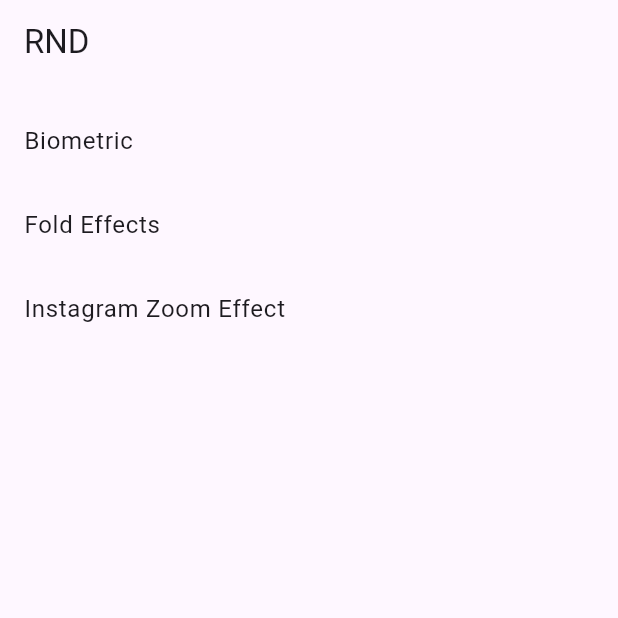
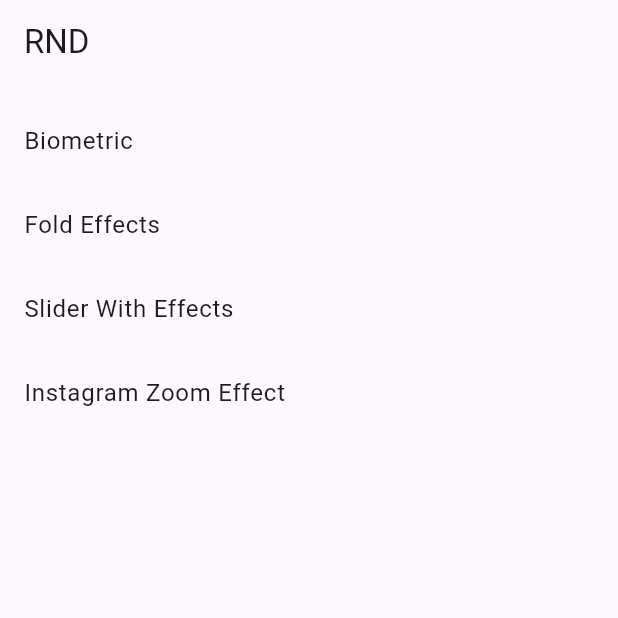
Before and after one commit to Anikshakya/RND, a Flutter app: the screen it shows after launch, on a phone screen of 412 x 824 dp, the top half of it. Run offline on Flutter 3.47's test engine with Material 3 defaults, Android fonts, the phone set to English and light mode, and no system bars; our stand-ins replace local_auth.

```diff
--- a/lib/src/data/pages_list.dart
+++ b/lib/src/data/pages_list.dart
@@ -12,6 +12,10 @@
     "page"   : const FoldListPage()
   },
   {
+    "title" : "Slider With Effects",
+    "page"   : const FoldListPage()
+  },
+  {
     "title" : "Instagram Zoom Effect",
     "page"   : const ZoomImage()
   },
```
